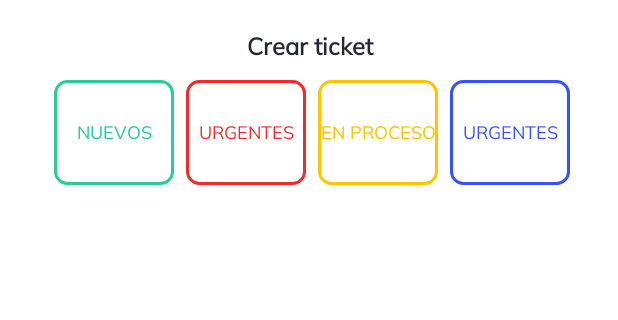
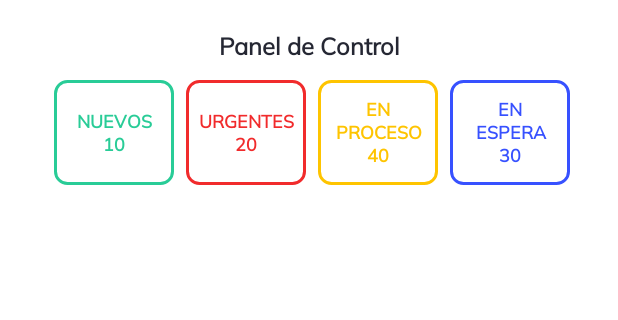
Before and after one commit to asorrochel/SGI_Android, an Android app: the screen it shows after launch (panelControl), on a phone screen of 412 x 824 dp, the part 153-473 px from its top. Run offline under Robolectric (Android 15) with nearby library versions, the phone set to English and light mode, and no system bars.

Commit message:
Implementacion PanelControl Botones y Fragments vacios

```diff
--- a/app/src/main/res/drawable/btn_amarillo.xml
+++ b/app/src/main/res/drawable/btn_amarillo.xml
@@ -3,5 +3,6 @@
 <shape xmlns:android="http://schemas.android.com/apk/res/android"
     android:shape="rectangle" >
     <corners android:radius="8dp" />
-    <solid android:color="@color/amarillo" />
+    <solid android:color="#FFFBF0CB" />
+    <stroke android:width="2dp" android:color="@color/amarillo"/>
 </shape>
--- a/app/src/main/res/drawable/btn_azul_oscuro.xml
+++ b/app/src/main/res/drawable/btn_azul_oscuro.xml
@@ -3,5 +3,6 @@
 <shape xmlns:android="http://schemas.android.com/apk/res/android"
     android:shape="rectangle" >
     <corners android:radius="8dp" />
-    <solid android:color="@color/azul" />
+    <solid android:color="#FFCED3F1" />
+    <stroke android:width="2dp" android:color="@color/azul"/>
 </shape>
--- a/app/src/main/res/drawable/btn_rojo.xml
+++ b/app/src/main/res/drawable/btn_rojo.xml
@@ -3,5 +3,6 @@
 <shape xmlns:android="http://schemas.android.com/apk/res/android"
     android:shape="rectangle" >
     <corners android:radius="8dp" />
-    <solid android:color="@color/rojo" />
+    <solid android:color="#FFFFDEDE" />
+    <stroke android:width="2dp" android:color="@color/rojo"/>
 </shape>
--- a/app/src/main/res/drawable/btn_verde.xml
+++ b/app/src/main/res/drawable/btn_verde.xml
@@ -3,5 +3,6 @@
 <shape xmlns:android="http://schemas.android.com/apk/res/android"
     android:shape="rectangle" >
     <corners android:radius="8dp" />
-    <solid android:color="@color/verde" />
+    <solid android:color="#FFC8FAE9" />
+    <stroke android:width="2dp" android:color="@color/verde"/>
 </shape>
--- a/app/src/main/res/layout/activity_panel_control.xml
+++ b/app/src/main/res/layout/activity_panel_control.xml
@@ -25,72 +25,80 @@
         android:layout_marginTop="20dp"
         android:fontFamily="@font/mulish_ergular"
         android:gravity="center"
-        android:text="@string/crear_ticket_titulo"
+        android:text="@string/pc_titulo"
         android:textColor="@color/titulos"
         android:textSize="16sp"
         android:textStyle="bold" />
 
     <androidx.constraintlayout.widget.ConstraintLayout
+        android:id="@+id/marg"
         android:layout_width="match_parent"
         android:layout_height="wrap_content"
         android:layout_marginTop="15dp">
 
         <androidx.appcompat.widget.AppCompatButton
             android:id="@+id/pc_btn_nuevos"
-            android:textSize="12dp"
             android:layout_width="80dp"
             android:layout_height="70dp"
             android:layout_marginStart="36dp"
+            android:background="@drawable/btn_verde_borde"
             android:fontFamily="@font/mulish_ergular"
-            android:background="@drawable/btn_verde_borde"
+            android:padding="10dp"
             android:text="@string/pc_btn_nuevos"
             android:textColor="@color/verde"
+            android:textSize="12dp"
+            android:textStyle="bold"
             app:layout_constraintStart_toStartOf="parent"
             app:layout_constraintTop_toTopOf="parent" />
 
         <androidx.appcompat.widget.AppCompatButton
             android:id="@+id/pc_btn_proceso"
-            android:textSize="12dp"
-            android:padding="1dp"
-            android:fontFamily="@font/mulish_ergular"
             android:layout_width="80dp"
             android:layout_height="70dp"
             android:layout_marginStart="8dp"
             android:background="@drawable/btn_amarillo_borde"
+            android:fontFamily="@font/mulish_ergular"
+            android:padding="3dp"
             android:text="@string/pc_btn_proceso"
             android:textColor="@color/amarillo"
+            android:textSize="12dp"
+            android:textStyle="bold"
             app:layout_constraintStart_toEndOf="@+id/pc_btn_urgentes"
             app:layout_constraintTop_toTopOf="parent" />
 
         <androidx.appcompat.widget.AppCompatButton
             android:id="@+id/pc_btn_espera"
-            android:textSize="12dp"
-            android:fontFamily="@font/mulish_ergular"
             android:layout_width="80dp"
             android:layout_height="70dp"
             android:layout_marginStart="8dp"
             android:background="@drawable/btn_azul_oscuro_borde"
-            android:text="@string/pc_btn_urgentes"
+            android:fontFamily="@font/mulish_ergular"
+            android:padding="10dp"
+            android:text="@string/pc_btn_espera"
             android:textColor="@color/azul"
+            android:textSize="12dp"
+            android:textStyle="bold"
             app:layout_constraintStart_toEndOf="@+id/pc_btn_proceso"
             app:layout_constraintTop_toTopOf="parent" />
 
         <androidx.appcompat.widget.AppCompatButton
             android:id="@+id/pc_btn_urgentes"
-            android:textSize="12dp"
-            android:fontFamily="@font/mulish_ergular"
             android:layout_width="80dp"
             android:layout_height="70dp"
             android:layout_marginStart="8dp"
             android:background="@drawable/btn_rojo_borde"
+            android:fontFamily="@font/mulish_ergular"
             android:text="@string/pc_btn_urgentes"
             android:textColor="@color/rojo"
+            android:textSize="12dp"
+            android:textStyle="bold"
             app:layout_constraintStart_toEndOf="@+id/pc_btn_nuevos"
             app:layout_constraintTop_toTopOf="parent" />
 
     </androidx.constraintlayout.widget.ConstraintLayout>
     <FrameLayout
         android:id="@+id/panel_control_frame"
+        android:layout_marginTop="15dp"
         android:layout_width="match_parent"
         android:layout_height="match_parent">
     </FrameLayout>
--- a/app/src/main/res/layout/fragment_pc_espera.xml
+++ b/app/src/main/res/layout/fragment_pc_espera.xml
@@ -4,14 +4,14 @@
     android:layout_width="match_parent"
     android:layout_height="match_parent"
     tools:context=".pc_fragment_espera"
-    android:background="@color/gris_claro">
+    android:background="@color/azul">
 
     <TextView
         android:layout_width="wrap_content"
         android:layout_height="wrap_content"
         android:layout_gravity="center|center_horizontal"
         android:gravity="center|center_horizontal"
-        android:text="NUEVOS"
+        android:text="Tickets En Espera"
         android:textColor="@color/white"/>
 
 </FrameLayout>
--- a/app/src/main/res/layout/fragment_pc_nuevos.xml
+++ b/app/src/main/res/layout/fragment_pc_nuevos.xml
@@ -4,14 +4,14 @@
     android:layout_width="match_parent"
     android:layout_height="match_parent"
     tools:context=".pc_fragment_nuevos"
-    android:background="@color/azul_comercio">
+    android:background="@color/verde">
 
     <TextView
         android:layout_width="wrap_content"
         android:layout_height="wrap_content"
         android:layout_gravity="center|center_horizontal"
         android:gravity="center|center_horizontal"
-        android:text="NUEVOS"
+        android:text="Tickets Nuevos"
         android:textColor="@color/white"/>
 
 </FrameLayout>
--- a/app/src/main/res/layout/fragment_pc_urgentes.xml
+++ b/app/src/main/res/layout/fragment_pc_urgentes.xml
@@ -4,14 +4,14 @@
     android:layout_width="match_parent"
     android:layout_height="match_parent"
     tools:context=".pc_fragment_urgentes"
-    android:background="@color/colorAccent">
+    android:background="@color/rojo">
 
     <TextView
         android:layout_width="wrap_content"
         android:layout_height="wrap_content"
         android:layout_gravity="center|center_horizontal"
         android:gravity="center|center_horizontal"
-        android:text="NUEVOS"
+        android:text="Tickets Urgentes"
         android:textColor="@color/white"/>
 
 </FrameLayout>
--- a/app/src/main/res/layout/pc_frament_proceso.xml
+++ b/app/src/main/res/layout/pc_frament_proceso.xml
@@ -4,14 +4,14 @@
     android:layout_width="match_parent"
     android:layout_height="match_parent"
     tools:context=".pc_frament_proceso"
-    android:background="@color/black">
+    android:background="@color/amarillo">
 
     <TextView
         android:layout_width="wrap_content"
         android:layout_height="wrap_content"
         android:layout_gravity="center|center_horizontal"
         android:gravity="center|center_horizontal"
-        android:text="NUEVOS"
+        android:text="Tickets En Proceso"
         android:textColor="@color/white"/>
 
 </FrameLayout>
--- a/app/src/main/res/values-night/themes.xml
+++ b/app/src/main/res/values-night/themes.xml
@@ -12,5 +12,9 @@
         <!-- Status bar color. -->
         <item name="android:statusBarColor" tools:targetApi="l">?attr/colorPrimaryVariant</item>
         <!-- Customize your theme here. -->
+        <!-- Alert Dialog Boton -->
+        <item name="materialAlertDialogTheme">@style/MyThemeOverlay.MaterialComponents.MaterialAlertDialog</item>
+        <!--  -->
+        <item name="windowActionBar">false</item>
     </style>
 </resources>
--- a/app/src/main/res/values/strings.xml
+++ b/app/src/main/res/values/strings.xml
@@ -1,6 +1,6 @@
 <?xml version="1.0" encoding="utf-8"?>
 <resources>
-    <string name="app_name">Sistema de Gestion Incidencias </string>
+    <string name="app_name">SGI</string>
     <!-- LOGIN -->
     <string name="login_btn_acceder">Iniciar sesión</string>
     <string name="login_prompt_correo">Correo Electrónico</string>
@@ -56,11 +56,13 @@
     <string name="crear_ticket_equipo_TextView">Equipo afectado</string>
 
     <!-- PANEL CONTROL-->
-    <string name="pc_btn_nuevos">Nuevos</string>
-    <string name="pc_btn_urgentes">Urgentes</string>
-    <string name="pc_btn_espera">En Espera</string>
-    <string name="pc_btn_proceso">En Proceso</string>
-    <!-- TODO: Remove or change this placeholder text -->
-    <string name="hello_blank_fragment">Hello blank fragment</string>
+    <string name="pc_btn_nuevos">Nuevos 10</string>
+    <string name="pc_btn_urgentes">Urgentes 20</string>
+    <string name="pc_btn_espera">En Espera 30</string>
+    <string name="pc_btn_proceso">En Proceso 40</string>
+    <string name="pc_titulo">Panel de Control</string>
+
+    <!-- APP BAR -->
+    <string name="ajustes">Ajustes</string>
 
 </resources>
```
Also changed, not shown: app/src/main/java/com/example/sgi/panelControl.java (+18 -2 lines).
